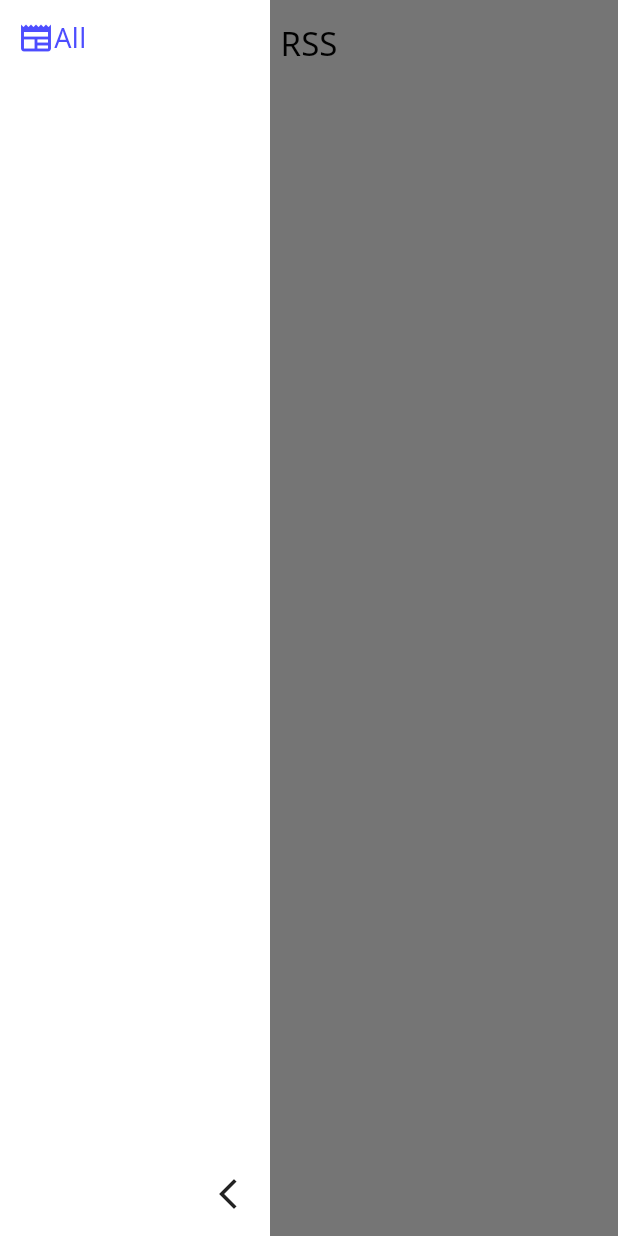
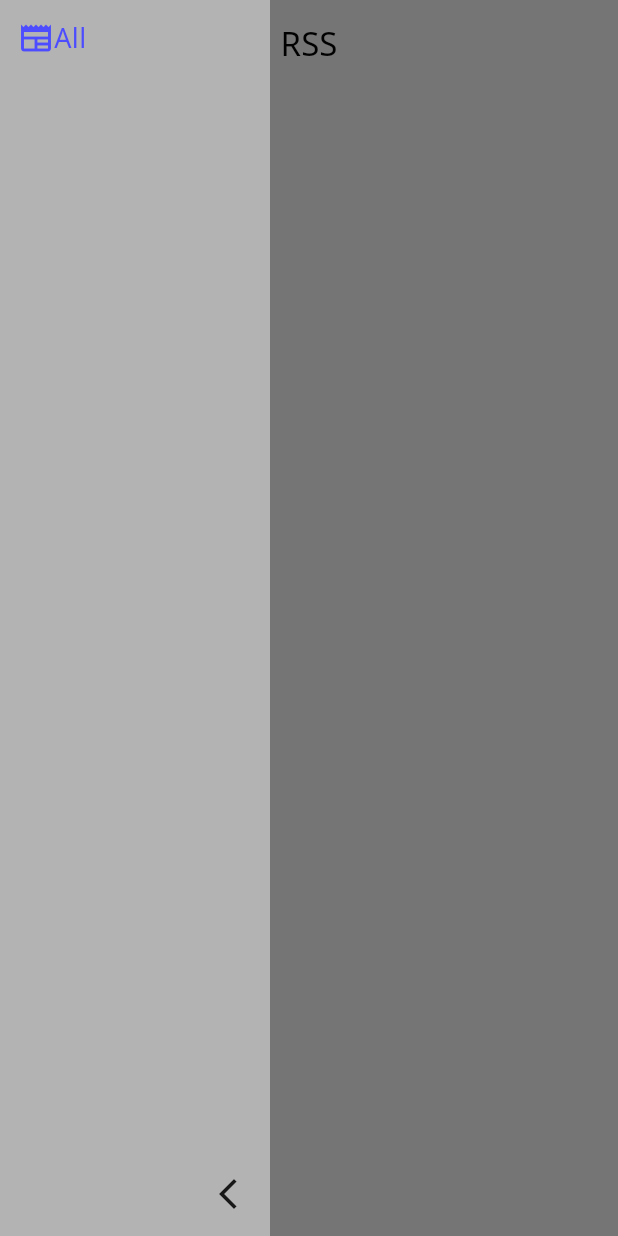
Before and after one commit to obiwanconobi/pan-pocket, a Flutter app: the RssReader screen opened directly, in the side drawer, after a tap on "All", on a phone screen of 412 x 824 dp. Run offline on Flutter 3.47's test engine with Material 3 defaults, Android fonts, the phone set to English and light mode, and no system bars; drawn by our look-alikes of sidebarx; our stand-ins replace adaptive_theme, flutter_html, flutter_slidable, get_it, google_fonts, modal_bottom_sheet and 5 more; missing offline and left inert: any_link_preview, flutter_sharing_intent, flutterdb, rss_dart; accounts and stored records are empty.

Commit message:
fix for changing news source

```diff
--- a/lib/pages/rss_reader.dart
+++ b/lib/pages/rss_reader.dart
@@ -29,10 +29,14 @@ class _RssReaderState extends State<RssReader> with SingleTickerProviderStateMix
   var defaultCat = SharedPreferencesHelper.getString("defaultCat") ?? "General";
   String? currentCat = null;
   late Future<List<RssCategories>> futureCats;
-
   late Future<List<RssItem>> futureRssItems;
   List<RssItem> rssItems = [];
+  List<RssItem> fullRssItems = [];
+
   List<SidebarXItem> sideBarItems = [];
+
+  var currentLinks = Map<String, String>();
+
   ScreenHelper screenHelper = ScreenHelper();
   final SidebarXController sidebarXController = SidebarXController(selectedIndex: 0, extended: true);
 
@@ -44,11 +48,6 @@ class _RssReaderState extends State<RssReader> with SingleTickerProviderStateMix
     getFeed();
     _controller = AnimationController(vsync: this);
     futureCats = getRssCategories();
-
-
-    sidebarXController.addListener(() => {
-
-    });
 
 
   }
@@ -66,7 +65,6 @@ class _RssReaderState extends State<RssReader> with SingleTickerProviderStateMix
         count++;
         returnList.add(RssCategories(Id: result["id"], CreatedAt: DateTime.parse(result["created_at"]), UserId: result["user_id"], CategoryName: result["category_name"], Archived: result["archived"]));
       }
-
       return returnList;
 
   }
@@ -81,26 +79,22 @@ class _RssReaderState extends State<RssReader> with SingleTickerProviderStateMix
 
     }else{
       var count = cc;
-      var linksString = sideBarItems[count].label;
-
-      Iterable<RssItem> newItems =  rssItems.where((x) => x.categories.isNotEmpty && x.categories.first.value?.trim().toLowerCase() == linksString?.trim().toLowerCase());
+      var linksStringName = sideBarItems[count].label;
+      var linksString = currentLinks[linksStringName];
+      List<RssItem> newItems =  fullRssItems.where((x) => x.categories.isNotEmpty && x.categories.first.value?.trim().toLowerCase() == linksString?.trim().toLowerCase()).toList();
 
       List<RssItem> focusList = [];
       for(var rssItem in rssItems){
         if(rssItem.categories.first.value == linksString){
           //focusList.add(rssItem);
         }else{
-          setState(() {
             focusList.add(rssItem);
-          });
         }
       }
 
 
       setState(() {
-        for(var rssItem in focusList){
-          rssItems.remove(rssItem);
-        }
+        futureRssItems = focusDataItems(newItems);
       });
     }
 
@@ -119,15 +113,21 @@ class _RssReaderState extends State<RssReader> with SingleTickerProviderStateMix
     List<RssLink> rssLinks = [];
     sideBarItems.clear();
     sideBarItems.add(SidebarXItem(icon: Icons.newspaper,label: "All", onTap:(){focusData(0);}));
-
+    currentLinks.clear();
     var count = 1;
     for(var d in data){
       var ffD = count;
-      sideBarItems.add(SidebarXItem(icon: Icons.newspaper,label: d["link_string"],onTap:(){focusData(ffD);}));
+      var linkString = d["link_string"].toString().replaceAll("https://", "").replaceAll("http://", "").replaceAll("www.", "");
+      currentLinks[linkString] = d["link_string"];
+      sideBarItems.add(SidebarXItem(icon: Icons.newspaper,label: linkString,onTap:(){focusData(ffD);}));
       count++;
       rssLinks.add(RssLink(id: d["id"], createdAt: DateTime.parse(d["created_at"]), linkString: d["link_string"], archived: d["archived"] ));
     }
     return rssLinks;
+  }
+
+  Future<List<RssItem>> focusDataItems(List<RssItem> items)async{
+      return items;
   }
 
 
@@ -209,6 +209,7 @@ class _RssReaderState extends State<RssReader> with SingleTickerProviderStateMix
 
     }
     list.sort((a,b) => parseDateTime(b.pubDate!).compareTo(parseDateTime(a.pubDate!)));
+    fullRssItems = list;
     return list;
   }
 
@@ -332,7 +333,7 @@ class _RssReaderState extends State<RssReader> with SingleTickerProviderStateMix
     return Scaffold(
       appBar: AppBar(title: Text("RSS"), centerTitle: true,),
       drawer: SidebarX(
-        extendedTheme: SidebarXTheme(width: 180),
+        extendedTheme: SidebarXTheme(width: 180, textStyle: Theme.of(context).textTheme.bodyMedium, decoration: BoxDecoration(color: Theme.of(context).canvasColor)),
         controller: sidebarXController,
         items: sideBarItems
       ),
@@ -392,6 +393,7 @@ class _RssReaderState extends State<RssReader> with SingleTickerProviderStateMix
                   );
                 } else {
                   rssItems = snapshot.data!;
+                  //fullRssItems = rssItems;
                   return ListView.builder(
                       shrinkWrap: true,
                       itemCount: rssItems.length,
```
